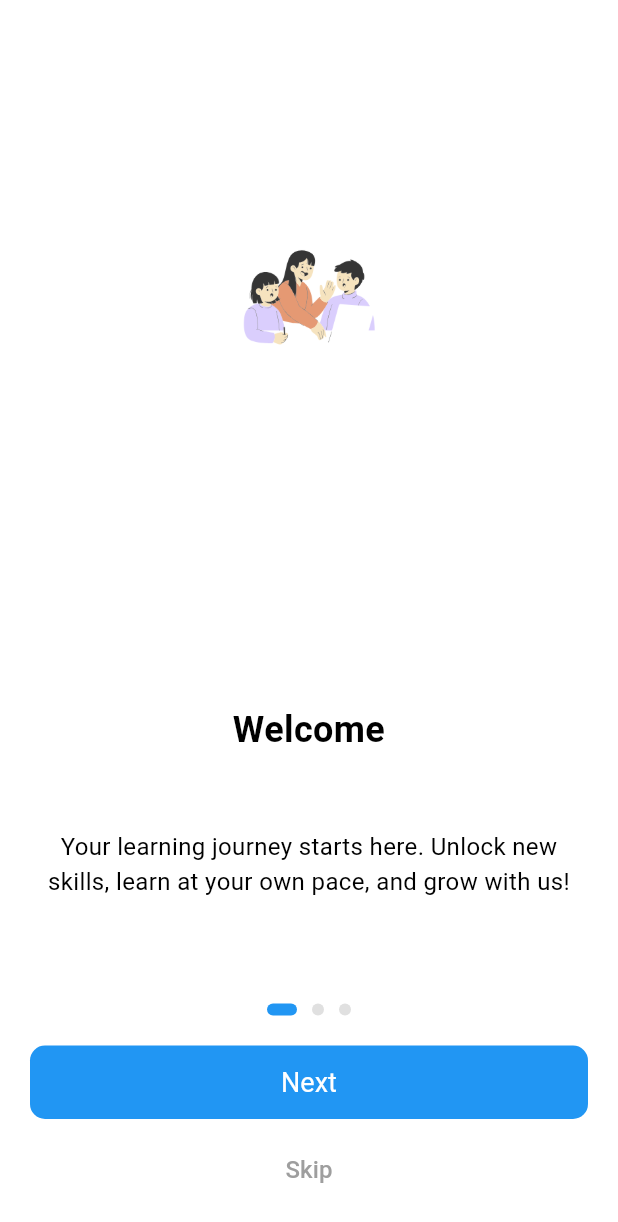
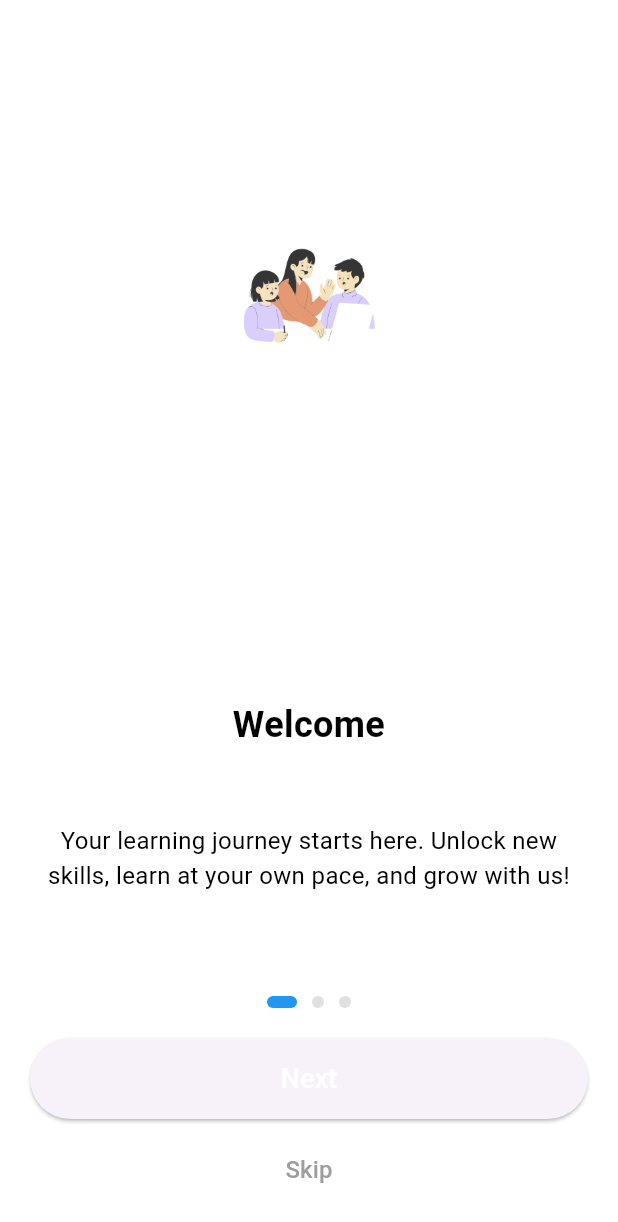
Before and after one commit to avishek100/wise_academy, a Flutter app: the screen it shows after launch, on a phone screen of 412 x 824 dp. Shown: the top 1222 px of the screen. Run offline on Flutter 3.47's test engine with Material 3 defaults, Android fonts, the phone set to English and light mode, and no system bars; our stand-ins replace bloc, carousel_slider, dartz, dio, equatable, flutter_bloc and 7 more; accounts and stored records are empty; statements that could not run were skipped.

Commit message:
theme updated

```diff
--- a/lib/core/theme/app_theme.dart
+++ b/lib/core/theme/app_theme.dart
@@ -1,68 +1,68 @@
-import 'package:flutter/material.dart';
+// import 'package:flutter/material.dart';
 
-import '../../app/constants/theme_constant.dart';
+// import '../../app/constants/theme_constant.dart';
 
-class AppTheme {
-  AppTheme._();
+// class AppTheme {
+//   AppTheme._();
 
-  static getApplicationTheme({required bool isDarkMode}) {
-    return ThemeData(
-      // Change app bar color
-      appBarTheme: const AppBarTheme(
-        elevation: 0,
-        backgroundColor: Colors.blue,
-        centerTitle: true,
-        titleTextStyle: TextStyle(
-          color: Colors.white,
-          fontSize: 20,
-        ),
-      ),
+//   static getApplicationTheme({required bool isDarkMode}) {
+//     return ThemeData(
+//       // Change app bar color
+//       appBarTheme: const AppBarTheme(
+//         elevation: 0,
+//         backgroundColor: Colors.blue,
+//         centerTitle: true,
+//         titleTextStyle: TextStyle(
+//           color: Colors.white,
+//           fontSize: 20,
+//         ),
+//       ),
 
-      // Change elevated button theme
-      elevatedButtonTheme: ElevatedButtonThemeData(
-        style: ElevatedButton.styleFrom(
-          elevation: 0,
-          foregroundColor: Colors.white,
-          backgroundColor: Colors.blue,
-          textStyle: const TextStyle(
-            fontSize: 20,
-          ),
-          shape: RoundedRectangleBorder(
-            borderRadius: BorderRadius.circular(10),
-          ),
-        ),
-      ),
+//       // Change elevated button theme
+//       elevatedButtonTheme: ElevatedButtonThemeData(
+//         style: ElevatedButton.styleFrom(
+//           elevation: 0,
+//           foregroundColor: Colors.white,
+//           backgroundColor: Colors.blue,
+//           textStyle: const TextStyle(
+//             fontSize: 20,
+//           ),
+//           shape: RoundedRectangleBorder(
+//             borderRadius: BorderRadius.circular(10),
+//           ),
+//         ),
+//       ),
 
-      // Change text field theme
-      inputDecorationTheme: const InputDecorationTheme(
-        contentPadding: EdgeInsets.all(15),
-        border: OutlineInputBorder(),
-        labelStyle: TextStyle(
-          fontSize: 20,
-        ),
-        errorBorder: OutlineInputBorder(
-          borderSide: BorderSide(
-            color: Colors.red,
-          ),
-        ),
-        focusedBorder: OutlineInputBorder(
-          borderSide: BorderSide(
-            color: ThemeConstant.primaryColor,
-          ),
-        ),
-      ),
-      // Circular progress bar theme
-      progressIndicatorTheme: const ProgressIndicatorThemeData(
-        color: Colors.blue,
-      ),
-      //Bottom navigation bar theme
-      bottomNavigationBarTheme: const BottomNavigationBarThemeData(
-        backgroundColor: Colors.white,
-        selectedItemColor: Colors.blue,
-        unselectedItemColor: Colors.black,
-        type: BottomNavigationBarType.fixed,
-        elevation: 0,
-      ),
-    );
-  }
-}
+//       // Change text field theme
+//       inputDecorationTheme: const InputDecorationTheme(
+//         contentPadding: EdgeInsets.all(15),
+//         border: OutlineInputBorder(),
+//         labelStyle: TextStyle(
+//           fontSize: 20,
+//         ),
+//         errorBorder: OutlineInputBorder(
+//           borderSide: BorderSide(
+//             color: Colors.red,
+//           ),
+//         ),
+//         focusedBorder: OutlineInputBorder(
+//           borderSide: BorderSide(
+//             color: ThemeConstant.primaryColor,
+//           ),
+//         ),
+//       ),
+//       // Circular progress bar theme
+//       progressIndicatorTheme: const ProgressIndicatorThemeData(
+//         color: Colors.blue,
+//       ),
+//       //Bottom navigation bar theme
+//       bottomNavigationBarTheme: const BottomNavigationBarThemeData(
+//         backgroundColor: Colors.white,
+//         selectedItemColor: Colors.blue,
+//         unselectedItemColor: Colors.black,
+//         type: BottomNavigationBarType.fixed,
+//         elevation: 0,
+//       ),
+//     );
+//   }
+// }
```
Also changed, not shown: lib/features/auth/presentation/view/login_view.dart (+219 -219 lines).
